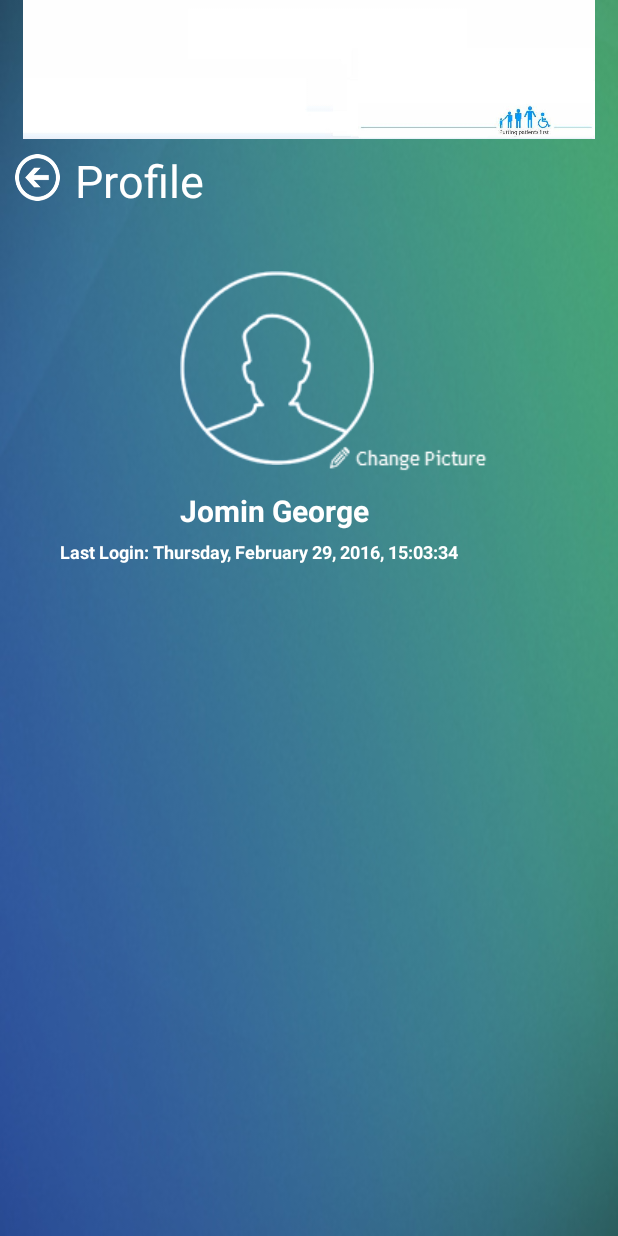
After one commit to jomingeorge94/Hospitality, an Android app: the Profile screen opened directly, with no data from a screen before it, on a phone screen of 412 x 824 dp. The commit adds this screen. Run offline under Robolectric (Android 15) with nearby library versions, the phone set to English and light mode, and no system bars.

Commit message:
Profile page

```diff
--- a/app/build.gradle
+++ b/app/build.gradle
@@ -23,5 +23,5 @@ dependencies {
     compile fileTree(dir: 'libs', include: ['*.jar'])
     compile 'com.android.support:appcompat-v7:21.0.3'
     compile 'cn.pedant.sweetalert:library:1.3'
-
+    compile 'com.shehabic.droppy:Droppy:0.5.1@aar'
 }
--- a/app/src/main/AndroidManifest.xml
+++ b/app/src/main/AndroidManifest.xml
@@ -48,6 +48,10 @@
             android:name=".ForgotPassword"
             android:label="@string/forgot_password" />
 
+        <activity
+            android:name=".Profile"
+            android:label="@string/user_profile" />
+
 
 
     </application>
--- a/app/src/main/java/com/example/jomin/hospitality/MainActivity.java
+++ b/app/src/main/java/com/example/jomin/hospitality/MainActivity.java
@@ -6,6 +6,7 @@ import android.support.v7.app.ActionBarActivity;
 import android.view.Menu;
 import android.view.MenuItem;
 import android.view.View;
+import android.widget.ImageView;
 import android.widget.TextView;
 
 import cn.pedant.SweetAlert.SweetAlertDialog;
@@ -15,6 +16,7 @@ public class MainActivity extends ActionBarActivity {
 
     TextView logOut;
     UserLocalDrive userLocalDrive;
+    ImageView profile, service, remainder, appointments, callHelp, usefulLinks, sendFeedback, aboutApp;
     @Override
     protected void onCreate(Bundle savedInstanceState) {
         super.onCreate(savedInstanceState);
@@ -53,16 +55,18 @@ public class MainActivity extends ActionBarActivity {
                         })
                         .show();
 
+            }
+        });
 
 
-
-                /*userLocalDrive.clearUserData();
-                userLocalDrive.setUserLoggedIn(false);
+        profile = (ImageView)findViewById(R.id.user_profile);
 
 
-                Intent intentMain = new Intent(MainActivity.this ,Login.class);
-                MainActivity.this.startActivity(intentMain);*/
-
+        profile.setOnClickListener(new View.OnClickListener() {
+            @Override
+            public void onClick(View v) {
+                Intent intentMain = new Intent(MainActivity.this ,Profile.class);
+                MainActivity.this.startActivity(intentMain);
             }
         });
 
--- /dev/null
+++ b/app/src/main/java/com/example/jomin/hospitality/Profile.java
@@ -0,0 +1,73 @@
+package com.example.jomin.hospitality;
+
+import android.content.Intent;
+import android.os.Bundle;
+import android.support.v7.app.ActionBarActivity;
+import android.view.Menu;
+import android.view.MenuItem;
+import android.view.View;
+import android.widget.LinearLayout;
+import android.widget.TextView;
+
+
+public class Profile extends ActionBarActivity {
+
+    TextView logOut;
+    UserLocalDrive userLocalDrive;
+    LinearLayout goBack;
+    @Override
+    protected void onCreate(Bundle savedInstanceState) {
+        super.onCreate(savedInstanceState);
+        setContentView(R.layout.user_profile);
+
+        goBack = (LinearLayout)findViewById(R.id.back_button);
+
+        goBack.setOnClickListener(new View.OnClickListener() {
+            @Override
+            public void onClick(View v) {
+                Intent intentMain = new Intent(Profile.this ,MainActivity.class);
+                Profile.this.startActivity(intentMain);
+            }
+        });
+
+
+
+
+
+
+
+
+
+
+
+
+
+    }
+
+    @Override
+    public boolean onCreateOptionsMenu(Menu menu) {
+        // Inflate the menu; this adds items to the action bar if it is present.
+        getMenuInflater().inflate(R.menu.menu_main, menu);
+        return true;
+    }
+
+    @Override
+    public boolean onOptionsItemSelected(MenuItem item) {
+        // Handle action bar item clicks here. The action bar will
+        // automatically handle clicks on the Home/Up button, so long
+        // as you specify a parent activity in AndroidManifest.xml.
+        int id = item.getItemId();
+
+        //noinspection SimplifiableIfStatement
+        if (id == R.id.action_settings) {
+            return true;
+        }
+
+        return super.onOptionsItemSelected(item);
+    }
+
+    @Override
+    public void onBackPressed() {
+        return;
+    }
+}
--- a/app/src/main/res/layout/main_activity.xml
+++ b/app/src/main/res/layout/main_activity.xml
@@ -61,14 +61,14 @@
                 <ImageView
                     android:layout_width="wrap_content"
                     android:layout_height="wrap_content"
-                    android:id="@+id/imageView2"
+                    android:id="@+id/user_profile"
                     android:background="@drawable/profile"
                     android:layout_marginLeft="30dp" />
 
                 <ImageView
                     android:layout_width="wrap_content"
                     android:layout_height="wrap_content"
-                    android:id="@+id/imageView3"
+                    android:id="@+id/find_service"
                     android:background="@drawable/services"
                     android:layout_marginLeft="10dp"
                     android:layout_marginRight="30dp" />
--- /dev/null
+++ b/app/src/main/res/layout/user_profile.xml
@@ -0,0 +1,110 @@
+<LinearLayout xmlns:android="http://schemas.android.com/apk/res/android"
+    xmlns:tools="http://schemas.android.com/tools"
+    android:layout_width="match_parent"
+    android:layout_height="match_parent"
+    android:orientation="vertical"
+    tools:context=".MainActivity"
+    android:baselineAligned="false"
+    android:weightSum="1"
+    android:background="@mipmap/background_colour">
+
+    <LinearLayout
+        android:orientation="vertical"
+        android:layout_width="fill_parent"
+        android:layout_height="100dp"
+        android:layout_marginTop="-7dp"
+        android:weightSum="1">
+
+        <ImageView
+            android:layout_width="match_parent"
+            android:layout_height="match_parent"
+            android:id="@+id/imageView"
+            android:src="@mipmap/background_top" />
+
+    </LinearLayout>
+
+    <LinearLayout
+        android:orientation="horizontal"
+        android:layout_width="fill_parent"
+        android:layout_height="wrap_content">
+
+        <LinearLayout
+            android:orientation="vertical"
+            android:layout_width="30dp"
+            android:layout_height="31dp"
+            android:weightSum="1"
+            android:id="@+id/back_button"
+            android:background="@drawable/navigation_back"
+            android:layout_marginTop="10dp"
+            android:layout_marginLeft="10dp">
+
+        </LinearLayout>
+
+        <TextView
+            android:layout_width="match_parent"
+            android:layout_height="wrap_content"
+            android:text="@string/user_profile"
+            android:id="@+id/textView"
+            android:layout_gravity="center_horizontal"
+            android:textSize="30sp"
+            android:fontFamily="sans-serif-thin"
+            android:textColor="#ffffffff"
+            android:textStyle="bold"
+            android:layout_marginLeft="10dp"
+            android:paddingTop="7dp" />
+    </LinearLayout>
+
+    <ScrollView
+        android:layout_width="match_parent"
+        android:layout_height="match_parent"
+        android:id="@+id/scrollView">
+
+        <LinearLayout
+            android:orientation="vertical"
+            android:layout_width="match_parent"
+            android:layout_height="wrap_content"
+            android:layout_margin="40dp"
+            android:layout_gravity="center_horizontal">
+
+
+            <ImageView
+                android:layout_width="wrap_content"
+                android:layout_height="wrap_content"
+                android:id="@+id/imageView2"
+                android:background="@drawable/default_profile_pic"
+                android:layout_marginLeft="80dp" />
+
+            <ImageView
+                android:layout_width="wrap_content"
+                android:layout_height="wrap_content"
+                android:id="@+id/imageView3"
+                android:background="@drawable/change_picture"
+                android:layout_marginLeft="170dp"
+                android:layout_marginTop="-20dp" />
+
+            <TextView
+                android:layout_width="wrap_content"
+                android:layout_height="wrap_content"
+                android:text="Jomin George"
+                android:id="@+id/textView2"
+                android:layout_marginLeft="80dp"
+                android:layout_marginTop="5dp"
+                android:textSize="20sp"
+                android:textStyle="bold"
+                android:textColor="#ffffffff" />
+
+            <TextView
+                android:layout_width="wrap_content"
+                android:layout_height="wrap_content"
+                android:text="Last Login: Thursday, February 29, 2016, 15:03:34"
+                android:id="@+id/textView5"
+                android:layout_marginTop="5dp"
+                android:textSize="12sp"
+                android:textStyle="bold"
+                android:textColor="#ffffffff" />
+
+
+        </LinearLayout>
+    </ScrollView>
+
+</LinearLayout>
--- a/app/src/main/res/values/strings.xml
+++ b/app/src/main/res/values/strings.xml
@@ -7,5 +7,6 @@
     <string name="forgot_password">Forgot-password ?</string>
     <string name="forgot_password_message">To reset your password, please enter your email address</string>
     <string name="sign_up">Sign-Up</string>
+    <string name="user_profile">Profile</string>
     <string name="hospitality">Hospitality</string>
 </resources>
```
Also changed, not shown: app/src/main/res/drawable/change_picture.png (added), app/src/main/res/drawable/default_profile_pic.png (added), 3 other files.
